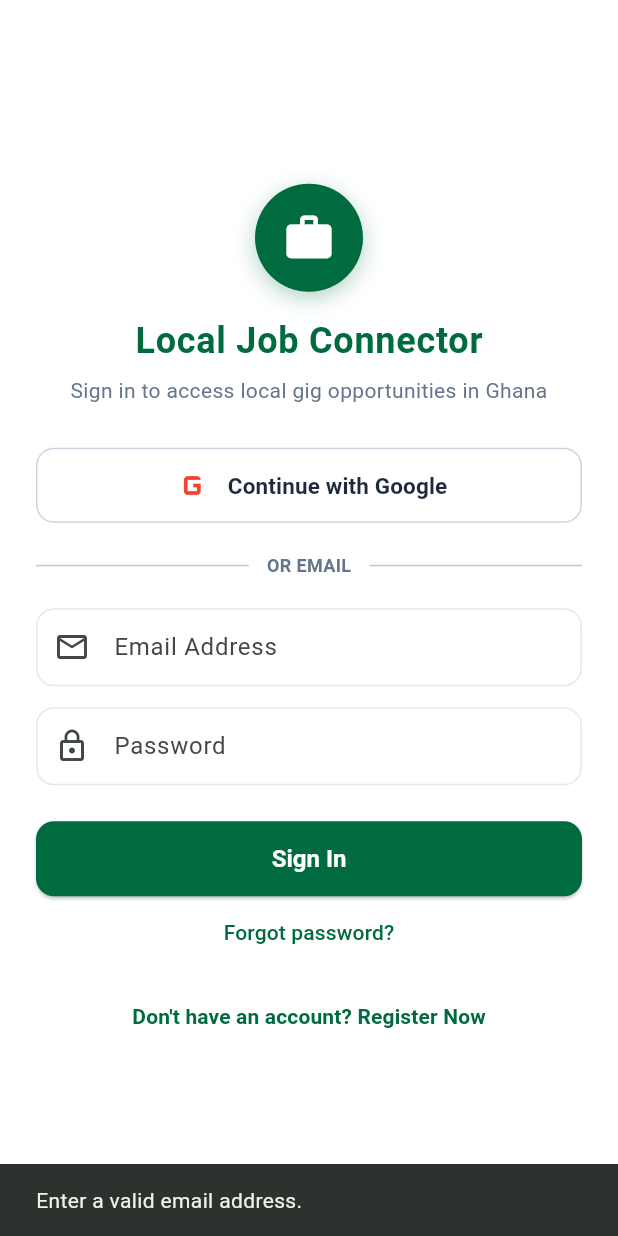
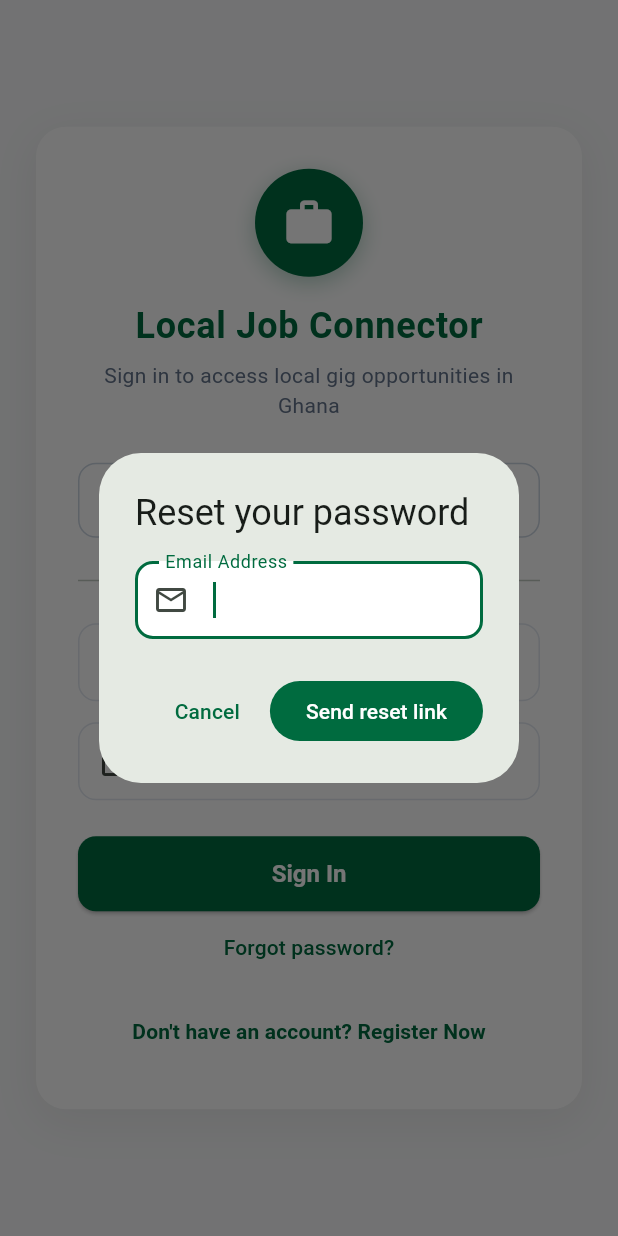
Before and after one commit to 7kbytes/Osae-Project, a Flutter app: the screen it shows after launch, after a tap on "Forgot password?", on a phone screen of 412 x 824 dp. Run offline on Flutter 3.47's test engine with Material 3 defaults, Android fonts, the phone set to English and light mode, and no system bars; our stand-ins replace cloud_firestore, firebase_auth, firebase_core, geolocator, google_maps_flutter, shared_preferences; accounts and stored records are empty.

Commit message:
Add project defense script; fix login screen UX issues
Forgot-password now confirms the email in a dialog before sending,
instead of firing silently from whatever is in the field. The auth
card is wrapped in a max-width, centered panel so it doesn't sprawl
on wide desktop viewports. Fixed a RenderFlex overflow in the Google
sign-in button introduced by the new card padding.

Also adds a presentation/defense script (markdown + PDF) grounded in
the project's own docs (requirements, architecture, risk register,
roadmap) for demo day / supervisor review.

Co-Authored-By: Claude Sonnet 5 <noreply@anthropic.com>

```diff
--- a/lib/features/auth/screens/login_screen.dart
+++ b/lib/features/auth/screens/login_screen.dart
@@ -80,8 +80,50 @@ class _LoginScreenState extends State<LoginScreen> {
   }
 
   Future<void> _handleForgotPassword() async {
+    final resetEmailController = TextEditingController(
+      text: _emailController.text,
+    );
+    final dialogFormKey = GlobalKey<FormState>();
+
+    final confirmedEmail = await showDialog<String>(
+      context: context,
+      builder: (dialogContext) => AlertDialog(
+        title: const Text('Reset your password'),
+        content: Form(
+          key: dialogFormKey,
+          child: TextFormField(
+            controller: resetEmailController,
+            keyboardType: TextInputType.emailAddress,
+            autofocus: true,
+            decoration: const InputDecoration(
+              labelText: 'Email Address',
+              prefixIcon: Icon(Icons.email_outlined),
+            ),
+            validator: (val) => FormValidators.validateEmail(val),
+          ),
+        ),
+        actions: [
+          TextButton(
+            onPressed: () => Navigator.pop(dialogContext),
+            child: const Text('Cancel'),
+          ),
+          FilledButton(
+            onPressed: () {
+              if (dialogFormKey.currentState!.validate()) {
+                Navigator.pop(dialogContext, resetEmailController.text);
+              }
+            },
+            child: const Text('Send reset link'),
+          ),
+        ],
+      ),
+    );
+    resetEmailController.dispose();
+
+    if (confirmedEmail == null || !mounted) return;
+
     final authProvider = Provider.of<AuthProvider>(context, listen: false);
-    final ok = await authProvider.sendPasswordReset(_emailController.text);
+    final ok = await authProvider.sendPasswordReset(confirmedEmail);
     if (!mounted) return;
     ScaffoldMessenger.of(context).showSnackBar(
       SnackBar(
@@ -120,15 +162,31 @@ class _LoginScreenState extends State<LoginScreen> {
   @override
   Widget build(BuildContext context) {
     return Scaffold(
-      backgroundColor: Colors.white,
+      backgroundColor: AppTheme.backgroundColor,
       body: SafeArea(
         child: Center(
           child: SingleChildScrollView(
             padding: const EdgeInsets.all(24.0),
+            child: ConstrainedBox(
+              constraints: const BoxConstraints(maxWidth: 440),
+              child: Container(
+                padding: const EdgeInsets.all(28.0),
+                decoration: BoxDecoration(
+                  color: Colors.white,
+                  borderRadius: BorderRadius.circular(20),
+                  boxShadow: [
+                    BoxShadow(
+                      color: Colors.black.withValues(alpha: 0.06),
+                      blurRadius: 24,
+                      offset: const Offset(0, 8),
+                    ),
+                  ],
+                ),
                 child: Form(
                   key: _formKey,
                   child: Column(
                     mainAxisAlignment: MainAxisAlignment.center,
+                    mainAxisSize: MainAxisSize.min,
                     children: [
                       // App Logo & Header
                       Container(
@@ -139,7 +197,9 @@ class _LoginScreenState extends State<LoginScreen> {
                           shape: BoxShape.circle,
                           boxShadow: [
                             BoxShadow(
-                          color: AppTheme.primaryColor.withValues(alpha: 0.3),
+                              color: AppTheme.primaryColor.withValues(
+                                alpha: 0.3,
+                              ),
                               blurRadius: 12,
                               offset: const Offset(0, 4),
                             ),
@@ -187,17 +247,25 @@ class _LoginScreenState extends State<LoginScreen> {
                             ),
                             backgroundColor: Colors.white,
                           ),
-                      child: const Row(
+                          child: Row(
                             mainAxisAlignment: MainAxisAlignment.center,
-                        children: [
-                          Icon(Icons.g_mobiledata, size: 30, color: Colors.red),
+                            mainAxisSize: MainAxisSize.min,
+                            children: const [
+                              Icon(
+                                Icons.g_mobiledata,
+                                size: 30,
+                                color: Colors.red,
+                              ),
                               SizedBox(width: 8),
-                          Text(
+                              Flexible(
+                                child: Text(
                                   'Continue with Google',
+                                  overflow: TextOverflow.ellipsis,
                                   style: TextStyle(
                                     fontSize: 15,
                                     fontWeight: FontWeight.bold,
                                     color: AppTheme.textDark,
+                                  ),
                                 ),
                               ),
                             ],
@@ -327,7 +395,8 @@ class _LoginScreenState extends State<LoginScreen> {
                           labelText: 'Password',
                           prefixIcon: Icon(Icons.lock_outline),
                         ),
-                    validator: (val) => FormValidators.validatePassword(val),
+                        validator: (val) =>
+                            FormValidators.validatePassword(val),
                       ),
                       const SizedBox(height: 24),
 
@@ -338,7 +407,9 @@ class _LoginScreenState extends State<LoginScreen> {
                         child: ElevatedButton(
                           onPressed: _isLoading ? null : _handleEmailSubmit,
                           child: _isLoading
-                          ? const CircularProgressIndicator(color: Colors.white)
+                              ? const CircularProgressIndicator(
+                                  color: Colors.white,
+                                )
                               : Text(_isSignUp ? 'Create Account' : 'Sign In'),
                         ),
                       ),
@@ -369,6 +440,8 @@ class _LoginScreenState extends State<LoginScreen> {
               ),
             ),
           ),
+        ),
+      ),
     );
   }
 }
```
Also changed, not shown: 2 other files. Lines whose indentation alone changed are shown as unchanged.
